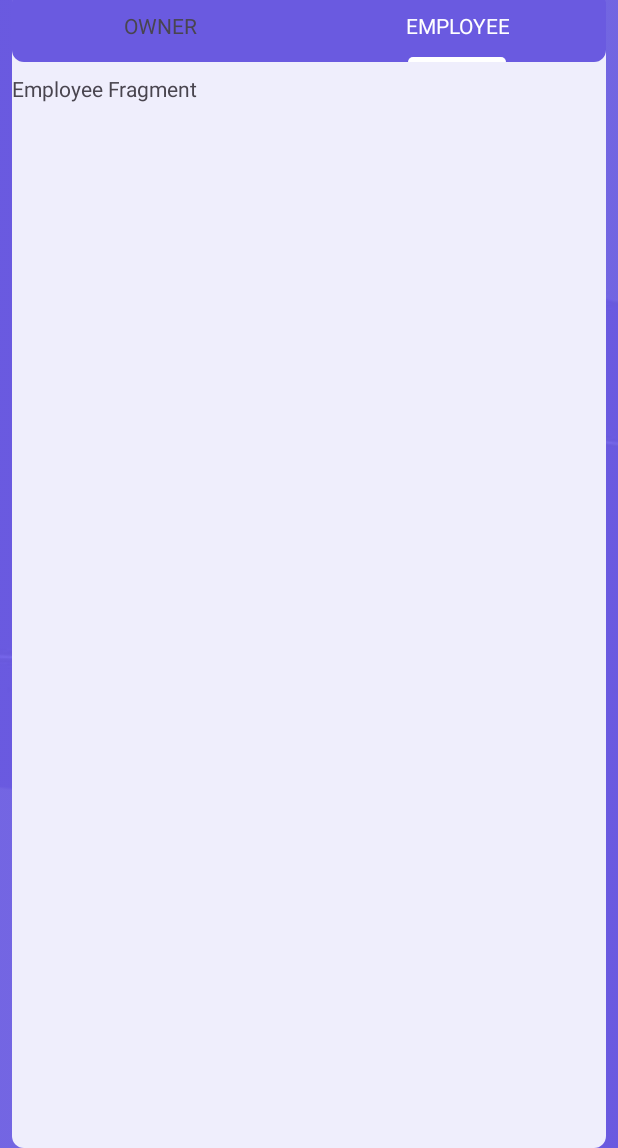
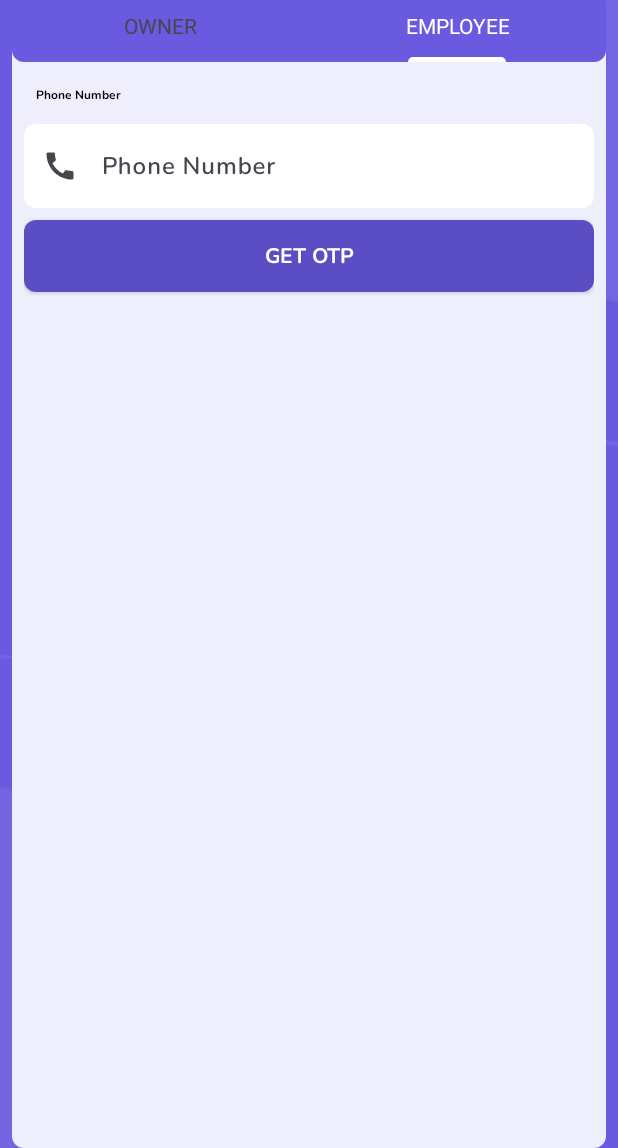
Before and after one commit to prathviksankaliya/RO-Manager, an Android app: the screen it shows after launch (MainActivity), tab 2 chosen, on a phone screen of 412 x 824 dp, the part 88-1236 px from its top. Run offline under Robolectric (Android 15) with nearby library versions, the phone set to English and light mode, and no system bars.

Commit message:
Employee Login UI Done and Verify OTP Screen done

```diff
--- a/app/build.gradle.kts
+++ b/app/build.gradle.kts
@@ -37,7 +37,7 @@ android {
 dependencies {
 
     implementation("androidx.appcompat:appcompat:1.6.1")
-    implementation("com.google.android.material:material:1.10.0")
+    implementation("com.google.android.material:material:1.11.0")
     implementation("androidx.constraintlayout:constraintlayout:2.1.4")
     testImplementation("junit:junit:4.13.2")
     androidTestImplementation("androidx.test.ext:junit:1.1.5")
@@ -56,4 +56,7 @@ dependencies {
 
     //Dynamic Sizes
     implementation("com.github.MrNouri:DynamicSizes:1.0")
+
+    //OTP View
+    implementation ("com.github.mukeshsolanki.android-otpview-pinview:otpview:3.1.0")
 }
--- a/app/src/main/java/com/itcraftsolution/romanager/Fragments/EmployeeLoginFragment.java
+++ b/app/src/main/java/com/itcraftsolution/romanager/Fragments/EmployeeLoginFragment.java
@@ -1,5 +1,6 @@
 package com.itcraftsolution.romanager.Fragments;
 
+import android.content.Intent;
 import android.os.Bundle;
 
 import androidx.fragment.app.Fragment;
@@ -8,14 +9,35 @@ import android.view.LayoutInflater;
 import android.view.View;
 import android.view.ViewGroup;
 
+import com.itcraftsolution.romanager.Activities.MainActivity;
+import com.itcraftsolution.romanager.Activities.VerifyOtpActivity;
+import com.itcraftsolution.romanager.Preferences.SpfEmployeeDetails;
 import com.itcraftsolution.romanager.R;
+import com.itcraftsolution.romanager.databinding.FragmentEmployeeLoginBinding;
 
 public class EmployeeLoginFragment extends Fragment {
+
+    private FragmentEmployeeLoginBinding binding;
+    private SpfEmployeeDetails spfEmployeeDetails;
 
     @Override
     public View onCreateView(LayoutInflater inflater, ViewGroup container,
                              Bundle savedInstanceState) {
         // Inflate the layout for this fragment
-        return inflater.inflate(R.layout.fragment_employee_login, container, false);
+        binding = FragmentEmployeeLoginBinding.inflate(getLayoutInflater());
+        binding.btnEmployeeGetOtp.setOnClickListener(new View.OnClickListener() {
+            @Override
+            public void onClick(View view) {
+                if(binding.edEmployeePhoneNumber.getText().toString().isEmpty() || binding.edEmployeePhoneNumber.getText().length() != 10){
+                    binding.edEmployeePhoneNumber.setError("Phone Number Must have 10 Digit!!");
+                    binding.edEmployeePhoneNumber.requestFocus();
+                }else{
+                    spfEmployeeDetails = new SpfEmployeeDetails(requireContext());
+                    spfEmployeeDetails.setEmployeePreference(binding.edEmployeePhoneNumber.getText().toString());
+                    startActivity(new Intent(requireContext(), VerifyOtpActivity.class));
+                }
+            }
+        });
+        return binding.getRoot();
     }
 }
--- a/app/src/main/java/com/itcraftsolution/romanager/Fragments/OwnerLoginFragment.java
+++ b/app/src/main/java/com/itcraftsolution/romanager/Fragments/OwnerLoginFragment.java
@@ -1,5 +1,6 @@
 package com.itcraftsolution.romanager.Fragments;
 
+import android.content.Intent;
 import android.os.Bundle;
 
 import androidx.fragment.app.Fragment;
@@ -8,15 +9,37 @@ import android.view.LayoutInflater;
 import android.view.View;
 import android.view.ViewGroup;
 
+import com.itcraftsolution.romanager.Activities.VerifyOtpActivity;
+import com.itcraftsolution.romanager.Preferences.SpfEmployeeDetails;
+import com.itcraftsolution.romanager.Preferences.SpfOwnerDetails;
 import com.itcraftsolution.romanager.R;
+import com.itcraftsolution.romanager.databinding.FragmentEmployeeLoginBinding;
+import com.itcraftsolution.romanager.databinding.FragmentOwnerLoginBinding;
 
 public class OwnerLoginFragment extends Fragment {
 
+    private FragmentOwnerLoginBinding binding;
+    private SpfOwnerDetails spfOwnerDetails;
 
     @Override
     public View onCreateView(LayoutInflater inflater, ViewGroup container,
                              Bundle savedInstanceState) {
         // Inflate the layout for this fragment
-        return inflater.inflate(R.layout.fragment_owner_login, container, false);
+        binding = FragmentOwnerLoginBinding.inflate(getLayoutInflater());
+
+        binding.btnGetOtp.setOnClickListener(new View.OnClickListener() {
+            @Override
+            public void onClick(View view) {
+                if(binding.edOwnerPhoneNumber.getText().toString().isEmpty() || binding.edOwnerPhoneNumber.getText().length() != 10){
+                    binding.edOwnerPhoneNumber.setError("Phone Number Must have 10 Digit!!");
+                    binding.edOwnerPhoneNumber.requestFocus();
+                }else{
+                    spfOwnerDetails = new SpfOwnerDetails(requireContext());
+                    spfOwnerDetails.setOwnerPreference(binding.edOwnerPhoneNumber.getText().toString());
+                    startActivity(new Intent(requireContext(), VerifyOtpActivity.class));
+                }
+            }
+        });
+        return binding.getRoot();
     }
 }
--- /dev/null
+++ b/app/src/main/res/drawable/baseline_arrow_back_24.xml
@@ -0,0 +1,5 @@
+<vector android:autoMirrored="true" android:height="32dp"
+    android:tint="@color/white" android:viewportHeight="24"
+    android:viewportWidth="24" android:width="36dp" xmlns:android="http://schemas.android.com/apk/res/android">
+    <path android:fillColor="@android:color/white" android:pathData="M20,11H7.83l5.59,-5.59L12,4l-8,8 8,8 1.41,-1.41L7.83,13H20v-2z"/>
+</vector>
--- a/app/src/main/res/layout/fragment_employee_login.xml
+++ b/app/src/main/res/layout/fragment_employee_login.xml
@@ -1,14 +1,64 @@
 <?xml version="1.0" encoding="utf-8"?>
-<FrameLayout xmlns:android="http://schemas.android.com/apk/res/android"
+<androidx.constraintlayout.widget.ConstraintLayout xmlns:android="http://schemas.android.com/apk/res/android"
+    xmlns:app="http://schemas.android.com/apk/res-auto"
     xmlns:tools="http://schemas.android.com/tools"
     android:layout_width="match_parent"
     android:layout_height="match_parent"
+    android:background="@drawable/white_bg"
+    android:padding="@dimen/_4mdp"
     tools:context=".Fragments.EmployeeLoginFragment">
 
-    <!-- TODO: Update blank fragment layout -->
     <TextView
+        android:id="@+id/textView3"
+        android:layout_width="wrap_content"
+        android:layout_height="wrap_content"
+        android:fontFamily="@font/nunito_bold"
+        android:text="Phone Number"
+        android:textColor="@color/black"
+        android:layout_marginStart="@dimen/_5mdp"
+        android:textSize="@dimen/_14font_mdp"
+        app:layout_constraintStart_toStartOf="parent"
+        app:layout_constraintTop_toTopOf="parent" />
+
+    <com.google.android.material.textfield.TextInputLayout
+        android:id="@+id/textInputLayout"
         android:layout_width="match_parent"
-        android:layout_height="match_parent"
-        android:text="Employee Fragment" />
+        android:layout_height="wrap_content"
+        android:layout_marginTop="@dimen/_4mdp"
+        android:hint="Phone Number"
+        app:hintTextColor="@color/blue"
+        app:boxBackgroundColor="@color/white"
+        app:boxCornerRadiusBottomEnd="@dimen/_8mdp"
+        app:boxCornerRadiusBottomStart="@dimen/_8mdp"
+        app:boxCornerRadiusTopEnd="@dimen/_8mdp"
+        app:boxCornerRadiusTopStart="@dimen/_8mdp"
+        app:boxStrokeWidth="0dp"
+        app:layout_constraintEnd_toEndOf="parent"
+        app:layout_constraintHorizontal_bias="0.5"
+        app:layout_constraintStart_toStartOf="parent"
+        app:layout_constraintTop_toBottomOf="@+id/textView3"
+        app:startIconDrawable="@drawable/baseline_call_24">
 
-</FrameLayout>
+        <com.google.android.material.textfield.TextInputEditText
+            android:id="@+id/edEmployeePhoneNumber"
+            android:layout_width="match_parent"
+            android:layout_height="match_parent"
+            android:fontFamily="@font/nunito_semibold"
+            android:textColor="@color/blue"/>
+    </com.google.android.material.textfield.TextInputLayout>
+
+    <androidx.appcompat.widget.AppCompatButton
+        android:id="@+id/btnEmployeeGetOtp"
+        android:layout_width="0dp"
+        android:layout_height="wrap_content"
+        android:layout_marginTop="@dimen/_14mdp"
+        android:background="@drawable/blue_bg"
+        android:backgroundTint="@color/blue"
+        android:text="GET OTP"
+        android:textColor="@color/white"
+        android:fontFamily="@font/nunito_bold"
+        app:layout_constraintEnd_toEndOf="@+id/textInputLayout"
+        app:layout_constraintStart_toStartOf="@+id/textInputLayout"
+        app:layout_constraintTop_toBottomOf="@+id/textInputLayout" />
+
+</androidx.constraintlayout.widget.ConstraintLayout>
--- a/app/src/main/res/layout/fragment_owner_login.xml
+++ b/app/src/main/res/layout/fragment_owner_login.xml
@@ -47,12 +47,13 @@
             android:textColor="@color/blue"/>
     </com.google.android.material.textfield.TextInputLayout>
 
-    <Button
+    <androidx.appcompat.widget.AppCompatButton
         android:id="@+id/btnGetOtp"
         android:layout_width="0dp"
         android:layout_height="wrap_content"
         android:layout_marginTop="@dimen/_14mdp"
         android:background="@drawable/blue_bg"
+        android:backgroundTint="@color/blue"
         android:text="GET OTP"
         android:textColor="@color/white"
         android:fontFamily="@font/nunito_bold"
--- a/app/src/main/res/values-night/themes.xml
+++ b/app/src/main/res/values-night/themes.xml
@@ -2,7 +2,7 @@
     <!-- Base application theme. -->
     <style name="Base.Theme.ROManager" parent="Theme.Material3.DayNight.NoActionBar">
         <!-- Customize your dark theme here. -->
-         <item name="colorPrimary">@color/blue</item>
+        <item name="colorPrimary">@color/blue</item>
         <item name="android:statusBarColor">@color/statusBarDarkBlue</item>
     </style>
     <style name="Theme.ROManager" parent="Base.Theme.ROManager" />
--- a/app/src/main/res/values/strings.xml
+++ b/app/src/main/res/values/strings.xml
@@ -2,4 +2,5 @@
     <string name="app_name">RO Manager</string>
     <!-- TODO: Remove or change this placeholder text -->
     <string name="hello_blank_fragment">Hello blank fragment</string>
+    <string name="resendOtp">if you don\'t receive code! <b>Resend</b></string>
 </resources>
--- a/app/src/main/res/values/themes.xml
+++ b/app/src/main/res/values/themes.xml
@@ -2,6 +2,7 @@
     <!-- Base application theme. -->
     <style name="Base.Theme.ROManager" parent="Theme.Material3.DayNight.NoActionBar">
         <!-- Customize your light theme here. -->
+        <item name="colorPrimary">@color/blue</item>
          <item name="android:statusBarColor">@color/statusBarDarkBlue</item>
     </style>
 
```
Also changed, not shown: app/src/main/AndroidManifest.xml (+5 -2 lines), app/src/main/java/com/itcraftsolution/romanager/Activities/VerifyOtpActivity.java (added, +22 -0 lines), app/src/main/java/com/itcraftsolution/romanager/Preferences/SpfEmployeeDetails.java (added, +25 -0 lines), app/src/main/java/com/itcraftsolution/romanager/Preferences/SpfOwnerDetails.java (added, +20 -0 lines), app/src/main/res/layout/activity_verify_otp.xml (added, +112 -0 lines).
